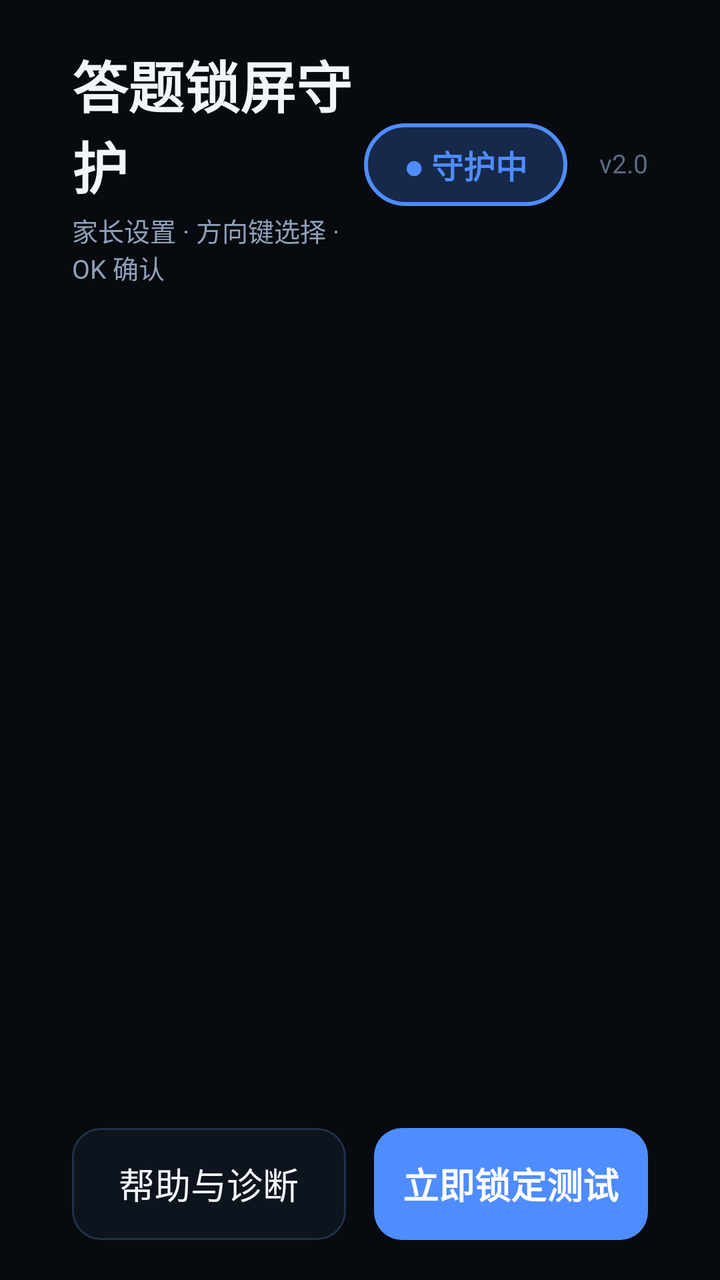
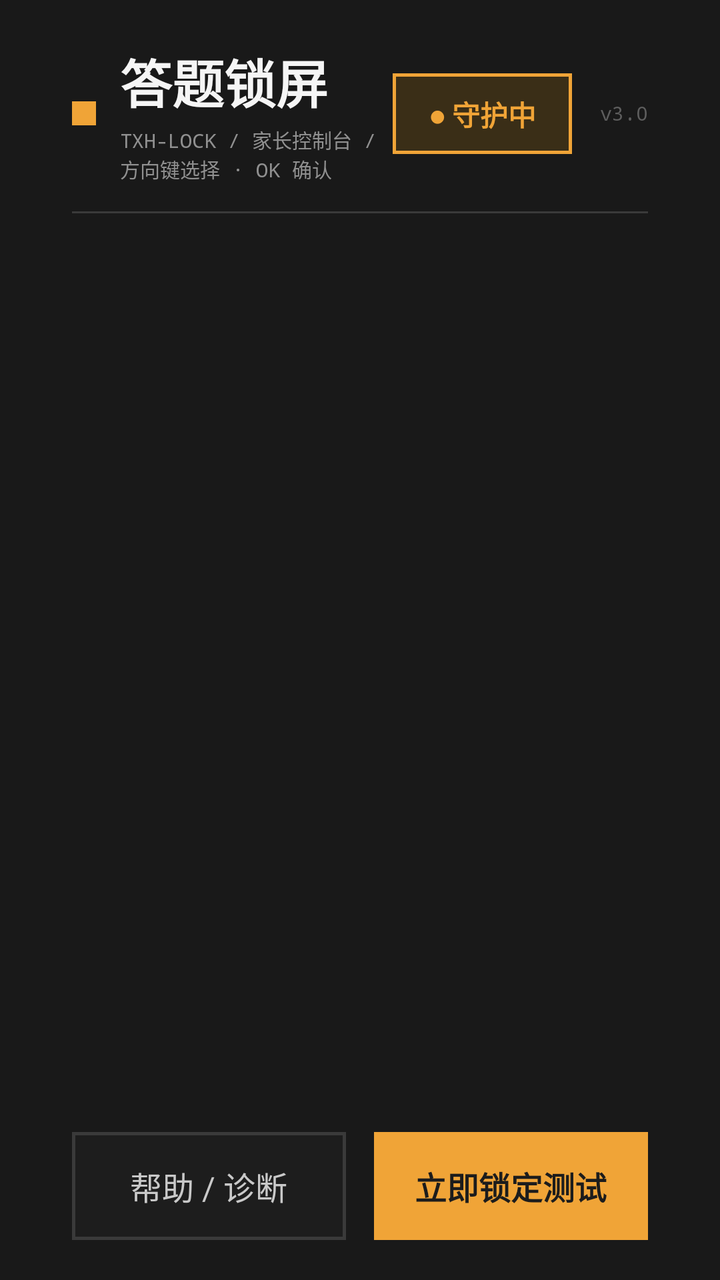

Two renders of the same Android screen: before a commit and after it. Below are the layout's source before the change and the commit's diff.
<!-- AndroidManifest.xml: application theme Theme.KidsLock -->
<!-- res/layout/activity_main.xml -->
<?xml version="1.0" encoding="utf-8"?>
<FrameLayout xmlns:android="http://schemas.android.com/apk/res/android"
    android:id="@+id/root"
    android:layout_width="match_parent"
    android:layout_height="match_parent"
    android:background="@color/bg_dark">

    <LinearLayout
        android:id="@+id/home"
        android:layout_width="match_parent"
        android:layout_height="match_parent"
        android:orientation="vertical"
        android:paddingLeft="36dp"
        android:paddingRight="36dp"
        android:paddingTop="22dp"
        android:paddingBottom="20dp">

        
        <LinearLayout
            android:id="@+id/header"
            android:layout_width="match_parent"
            android:layout_height="wrap_content"
            android:gravity="center_vertical"
            android:orientation="horizontal">

            <LinearLayout
                android:layout_width="0dp"
                android:layout_height="wrap_content"
                android:layout_weight="1"
                android:orientation="vertical">

                <TextView
                    android:layout_width="wrap_content"
                    android:layout_height="wrap_content"
                    android:includeFontPadding="false"
                    android:text="答题锁屏守护"
                    android:textColor="@color/text_main"
                    android:textSize="28sp"
                    android:textStyle="bold" />

                <TextView
                    android:layout_width="wrap_content"
                    android:layout_height="wrap_content"
                    android:layout_marginTop="3dp"
                    android:includeFontPadding="false"
                    android:text="家长设置 · 方向键选择 · OK 确认"
                    android:textColor="@color/text_dim"
                    android:textSize="13sp" />
            </LinearLayout>

            <TextView
                android:id="@+id/tvStatusPill"
                android:layout_width="wrap_content"
                android:layout_height="wrap_content"
                android:background="@drawable/bg_pill_on"
                android:clickable="true"
                android:focusable="true"
                android:gravity="center"
                android:includeFontPadding="false"
                android:paddingLeft="20dp"
                android:paddingRight="20dp"
                android:paddingTop="9dp"
                android:paddingBottom="9dp"
                android:text="● 守护中"
                android:textColor="@color/accent"
                android:textSize="16sp"
                android:textStyle="bold" />

            <TextView
                android:id="@+id/tvVersion"
                android:layout_width="wrap_content"
                android:layout_height="wrap_content"
                android:layout_marginLeft="16dp"
                android:includeFontPadding="false"
                android:text="v2.0"
                android:textColor="@color/text_faint"
                android:textSize="13sp" />
        </LinearLayout>

        
        <LinearLayout
            android:id="@+id/hero"
            android:layout_width="match_parent"
            android:layout_height="0dp"
            android:layout_marginTop="14dp"
            android:layout_weight="1"
            android:baselineAligned="false"
            android:orientation="horizontal" />

        
        <LinearLayout
            android:id="@+id/grid"
            android:layout_width="match_parent"
            android:layout_height="0dp"
            android:layout_marginTop="14dp"
            android:layout_weight="1.55"
            android:orientation="vertical">

            <LinearLayout
                android:id="@+id/gridRow1"
                android:layout_width="match_parent"
                android:layout_height="0dp"
                android:layout_weight="1"
                android:baselineAligned="false"
                android:orientation="horizontal" />

            <LinearLayout
                android:id="@+id/gridRow2"
                android:layout_width="match_parent"
                android:layout_height="0dp"
                android:layout_marginTop="14dp"
                android:layout_weight="1"
                android:baselineAligned="false"
                android:orientation="horizontal" />
        </LinearLayout>

        
        <LinearLayout
            android:id="@+id/footer"
            android:layout_width="match_parent"
            android:layout_height="56dp"
            android:layout_marginTop="14dp"
            android:baselineAligned="false"
            android:orientation="horizontal">

            <TextView
                android:id="@+id/btnHelp"
                android:layout_width="0dp"
                android:layout_height="match_parent"
                android:layout_marginRight="14dp"
                android:layout_weight="1"
                android:background="@drawable/bg_ghost"
                android:clickable="true"
                android:focusable="true"
                android:gravity="center"
                android:text="帮助与诊断"
                android:textColor="@color/text_main"
                android:textSize="18sp" />

            <TextView
                android:id="@+id/btnTestLock"
                android:layout_width="0dp"
                android:layout_height="match_parent"
                android:layout_weight="1"
                android:background="@drawable/bg_primary"
                android:clickable="true"
                android:focusable="true"
                android:gravity="center"
                android:text="立即锁定测试"
                android:textColor="#FFFFFF"
                android:textSize="18sp"
                android:textStyle="bold" />
        </LinearLayout>
    </LinearLayout>

    
    <FrameLayout
        android:id="@+id/sheetLayer"
        android:layout_width="match_parent"
        android:layout_height="match_parent"
        android:visibility="gone" />

    
    <FrameLayout
        android:id="@+id/gateLayer"
        android:layout_width="match_parent"
        android:layout_height="match_parent"
        android:visibility="gone" />
</FrameLayout>
<!-- resources referenced by this layout -->
<resources>
  <color name="accent">#4F8CFF</color>
  <color name="bg_dark">#070A0F</color>
  <color name="text_dim">#8FA0B8</color>
  <color name="text_faint">#5C6B80</color>
  <color name="text_main">#F2F5FA</color>
  <!-- drawable bg_ghost (drawable) -->
  <?xml version="1.0" encoding="utf-8"?>
  <selector xmlns:android="http://schemas.android.com/apk/res/android">
      <item android:state_focused="true">
          <shape android:shape="rectangle">
              <solid android:color="@color/card_focus" />
              <corners android:radius="14dp" />
              <stroke android:width="2dp" android:color="@color/accent" />
          </shape>
      </item>
      <item android:state_pressed="true">
          <shape android:shape="rectangle">
              <solid android:color="@color/card_press" />
              <corners android:radius="14dp" />
              <stroke android:width="1dp" android:color="@color/accent" />
          </shape>
      </item>
      <item>
          <shape android:shape="rectangle">
              <solid android:color="#0E141D" />
              <corners android:radius="14dp" />
              <stroke android:width="1dp" android:color="@color/line" />
          </shape>
      </item>
  </selector>
  <!-- drawable bg_pill_on (drawable) -->
  <?xml version="1.0" encoding="utf-8"?>
  <selector xmlns:android="http://schemas.android.com/apk/res/android">
      <item android:state_focused="true">
          <shape android:shape="rectangle">
              <solid android:color="#22406F" />
              <corners android:radius="999dp" />
              <stroke android:width="2dp" android:color="@color/accent" />
          </shape>
      </item>
      <item android:state_pressed="true">
          <shape android:shape="rectangle">
              <solid android:color="#2A4C82" />
              <corners android:radius="999dp" />
              <stroke android:width="2dp" android:color="@color/accent" />
          </shape>
      </item>
      <item>
          <shape android:shape="rectangle">
              <solid android:color="@color/accent_soft" />
              <corners android:radius="999dp" />
              <stroke android:width="2dp" android:color="@color/accent" />
          </shape>
      </item>
  </selector>
  <!-- drawable bg_primary (drawable) -->
  <?xml version="1.0" encoding="utf-8"?>
  <selector xmlns:android="http://schemas.android.com/apk/res/android">
      <item android:state_focused="true">
          <shape android:shape="rectangle">
              <solid android:color="#6BA0FF" />
              <corners android:radius="14dp" />
              <stroke android:width="3dp" android:color="#FFFFFF" />
          </shape>
      </item>
      <item android:state_pressed="true">
          <shape android:shape="rectangle">
              <solid android:color="@color/accent_deep" />
              <corners android:radius="14dp" />
          </shape>
      </item>
      <item>
          <shape android:shape="rectangle">
              <solid android:color="@color/accent" />
              <corners android:radius="14dp" />
          </shape>
      </item>
  </selector>
  <style name="Theme.KidsLock" parent="android:Theme.Holo.NoActionBar">
          <item name="android:windowBackground">@color/bg_dark</item>
          <item name="android:windowNoTitle">true</item>
          <item name="android:windowActionBar">false</item>
          <item name="android:windowContentOverlay">@null</item>
          <item name="android:colorBackground">@color/bg_dark</item>
          <item name="android:fontFamily">sans-serif</item>
      </style>
  <color name="card_focus">#17243A</color>
  <color name="card_press">#1B2A44</color>
  <color name="line">#22304A</color>
  <color name="accent_soft">#16294A</color>
  <color name="accent_deep">#2F63C8</color>
</resources>

<!-- the commit's change to res/layout/activity_main.xml (unified diff, before → after) -->
@@ -23,6 +23,12 @@
             android:gravity="center_vertical"
             android:orientation="horizontal">
 
+            <View
+                android:layout_width="12dp"
+                android:layout_height="12dp"
+                android:layout_marginRight="12dp"
+                android:background="@color/accent" />
+
             <LinearLayout
                 android:layout_width="0dp"
                 android:layout_height="wrap_content"
@@ -33,19 +39,20 @@
                     android:layout_width="wrap_content"
                     android:layout_height="wrap_content"
                     android:includeFontPadding="false"
-                    android:text="答题锁屏守护"
+                    android:text="答题锁屏"
                     android:textColor="@color/text_main"
-                    android:textSize="28sp"
+                    android:textSize="26sp"
                     android:textStyle="bold" />
 
                 <TextView
                     android:layout_width="wrap_content"
                     android:layout_height="wrap_content"
                     android:layout_marginTop="3dp"
+                    android:fontFamily="monospace"
                     android:includeFontPadding="false"
-                    android:text="家长设置 · 方向键选择 · OK 确认"
+                    android:text="TXH-LOCK / 家长控制台 / 方向键选择 · OK 确认"
                     android:textColor="@color/text_dim"
-                    android:textSize="13sp" />
+                    android:textSize="10sp" />
             </LinearLayout>
 
             <TextView
@@ -57,25 +64,32 @@
                 android:focusable="true"
                 android:gravity="center"
                 android:includeFontPadding="false"
-                android:paddingLeft="20dp"
-                android:paddingRight="20dp"
-                android:paddingTop="9dp"
-                android:paddingBottom="9dp"
+                android:paddingLeft="18dp"
+                android:paddingRight="18dp"
+                android:paddingTop="10dp"
+                android:paddingBottom="10dp"
                 android:text="● 守护中"
                 android:textColor="@color/accent"
-                android:textSize="16sp"
+                android:textSize="14sp"
                 android:textStyle="bold" />
 
             <TextView
                 android:id="@+id/tvVersion"
                 android:layout_width="wrap_content"
                 android:layout_height="wrap_content"
-                android:layout_marginLeft="16dp"
+                android:layout_marginLeft="14dp"
+                android:fontFamily="monospace"
                 android:includeFontPadding="false"
-                android:text="v2.0"
+                android:text="v3.0"
                 android:textColor="@color/text_faint"
-                android:textSize="13sp" />
+                android:textSize="10sp" />
         </LinearLayout>
+
+        <View
+            android:layout_width="match_parent"
+            android:layout_height="1dp"
+            android:layout_marginTop="14dp"
+            android:background="@color/line" />
 
         
         <LinearLayout
@@ -118,7 +132,7 @@
         <LinearLayout
             android:id="@+id/footer"
             android:layout_width="match_parent"
-            android:layout_height="56dp"
+            android:layout_height="54dp"
             android:layout_marginTop="14dp"
             android:baselineAligned="false"
             android:orientation="horizontal">
@@ -131,11 +145,12 @@
                 android:layout_weight="1"
                 android:background="@drawable/bg_ghost"
                 android:clickable="true"
+                android:duplicateParentState="false"
                 android:focusable="true"
                 android:gravity="center"
-                android:text="帮助与诊断"
-                android:textColor="@color/text_main"
-                android:textSize="18sp" />
+                android:text="帮助 / 诊断"
+                android:textColor="@color/text_sub"
+                android:textSize="16sp" />
 
             <TextView
                 android:id="@+id/btnTestLock"
@@ -147,20 +162,18 @@
                 android:focusable="true"
                 android:gravity="center"
                 android:text="立即锁定测试"
-                android:textColor="#FFFFFF"
-                android:textSize="18sp"
+                android:textColor="@color/on_accent"
+                android:textSize="16sp"
                 android:textStyle="bold" />
         </LinearLayout>
     </LinearLayout>
 
-    
     <FrameLayout
         android:id="@+id/sheetLayer"
         android:layout_width="match_parent"
         android:layout_height="match_parent"
         android:visibility="gone" />
 
-    
     <FrameLayout
         android:id="@+id/gateLayer"
         android:layout_width="match_parent"
<!-- resource entries referenced after the edit -->
@@ -1,82 +1,31 @@
 <!-- resources referenced by this layout -->
 <resources>
-  <color name="accent">#4F8CFF</color>
-  <color name="bg_dark">#070A0F</color>
-  <color name="text_dim">#8FA0B8</color>
-  <color name="text_faint">#5C6B80</color>
-  <color name="text_main">#F2F5FA</color>
+  <color name="accent">#F0A437</color>
+  <color name="bg_dark">#191919</color>
+  <color name="text_dim">#909090</color>
+  <color name="text_faint">#5E5E5E</color>
+  <color name="text_main">#F5F5F5</color>
+  <color name="text_sub">#C9C9C9</color>
   <!-- drawable bg_ghost (drawable) -->
   <?xml version="1.0" encoding="utf-8"?>
   <selector xmlns:android="http://schemas.android.com/apk/res/android">
-      <item android:state_focused="true">
-          <shape android:shape="rectangle">
-              <solid android:color="@color/card_focus" />
-              <corners android:radius="14dp" />
-              <stroke android:width="2dp" android:color="@color/accent" />
-          </shape>
-      </item>
-      <item android:state_pressed="true">
-          <shape android:shape="rectangle">
-              <solid android:color="@color/card_press" />
-              <corners android:radius="14dp" />
-              <stroke android:width="1dp" android:color="@color/accent" />
-          </shape>
-      </item>
-      <item>
-          <shape android:shape="rectangle">
-              <solid android:color="#0E141D" />
-              <corners android:radius="14dp" />
-              <stroke android:width="1dp" android:color="@color/line" />
-          </shape>
-      </item>
+      <item android:state_focused="true"><shape android:shape="rectangle"><solid android:color="@color/accent" /></shape></item>
+      <item android:state_pressed="true"><shape android:shape="rectangle"><solid android:color="@color/accent_deep" /></shape></item>
+      <item><shape android:shape="rectangle"><solid android:color="@color/input_bg" /><stroke android:width="1.5dp" android:color="@color/line" /></shape></item>
   </selector>
   <!-- drawable bg_pill_on (drawable) -->
   <?xml version="1.0" encoding="utf-8"?>
   <selector xmlns:android="http://schemas.android.com/apk/res/android">
-      <item android:state_focused="true">
-          <shape android:shape="rectangle">
-              <solid android:color="#22406F" />
-              <corners android:radius="999dp" />
-              <stroke android:width="2dp" android:color="@color/accent" />
-          </shape>
-      </item>
-      <item android:state_pressed="true">
-          <shape android:shape="rectangle">
-              <solid android:color="#2A4C82" />
-              <corners android:radius="999dp" />
-              <stroke android:width="2dp" android:color="@color/accent" />
-          </shape>
-      </item>
-      <item>
-          <shape android:shape="rectangle">
-              <solid android:color="@color/accent_soft" />
-              <corners android:radius="999dp" />
-              <stroke android:width="2dp" android:color="@color/accent" />
-          </shape>
-      </item>
+      <item android:state_focused="true"><shape android:shape="rectangle"><solid android:color="@color/accent" /></shape></item>
+      <item android:state_pressed="true"><shape android:shape="rectangle"><solid android:color="@color/accent_deep" /></shape></item>
+      <item><shape android:shape="rectangle"><solid android:color="@color/accent_soft" /><stroke android:width="1.5dp" android:color="@color/accent" /></shape></item>
   </selector>
   <!-- drawable bg_primary (drawable) -->
   <?xml version="1.0" encoding="utf-8"?>
   <selector xmlns:android="http://schemas.android.com/apk/res/android">
-      <item android:state_focused="true">
-          <shape android:shape="rectangle">
-              <solid android:color="#6BA0FF" />
-              <corners android:radius="14dp" />
-              <stroke android:width="3dp" android:color="#FFFFFF" />
-          </shape>
-      </item>
-      <item android:state_pressed="true">
-          <shape android:shape="rectangle">
-              <solid android:color="@color/accent_deep" />
-              <corners android:radius="14dp" />
-          </shape>
-      </item>
-      <item>
-          <shape android:shape="rectangle">
-              <solid android:color="@color/accent" />
-              <corners android:radius="14dp" />
-          </shape>
-      </item>
+      <item android:state_focused="true"><shape android:shape="rectangle"><solid android:color="@color/accent" /><stroke android:width="2dp" android:color="#FFFFFF" /></shape></item>
+      <item android:state_pressed="true"><shape android:shape="rectangle"><solid android:color="@color/accent_deep" /></shape></item>
+      <item><shape android:shape="rectangle"><solid android:color="@color/accent" /></shape></item>
   </selector>
   <style name="Theme.KidsLock" parent="android:Theme.Holo.NoActionBar">
           <item name="android:windowBackground">@color/bg_dark</item>
@@ -86,10 +35,10 @@
           <item name="android:colorBackground">@color/bg_dark</item>
           <item name="android:fontFamily">sans-serif</item>
       </style>
-  <color name="card_focus">#17243A</color>
-  <color name="card_press">#1B2A44</color>
-  <color name="line">#22304A</color>
-  <color name="accent_soft">#16294A</color>
-  <color name="accent_deep">#2F63C8</color>
+  <color name="line">#3A3A3A</color>
+  <color name="on_accent">#1C1C1C</color>
+  <color name="accent_soft">#3A2E17</color>
+  <color name="accent_deep">#C9862C</color>
+  <color name="input_bg">#1D1D1D</color>
 </resources>
 
